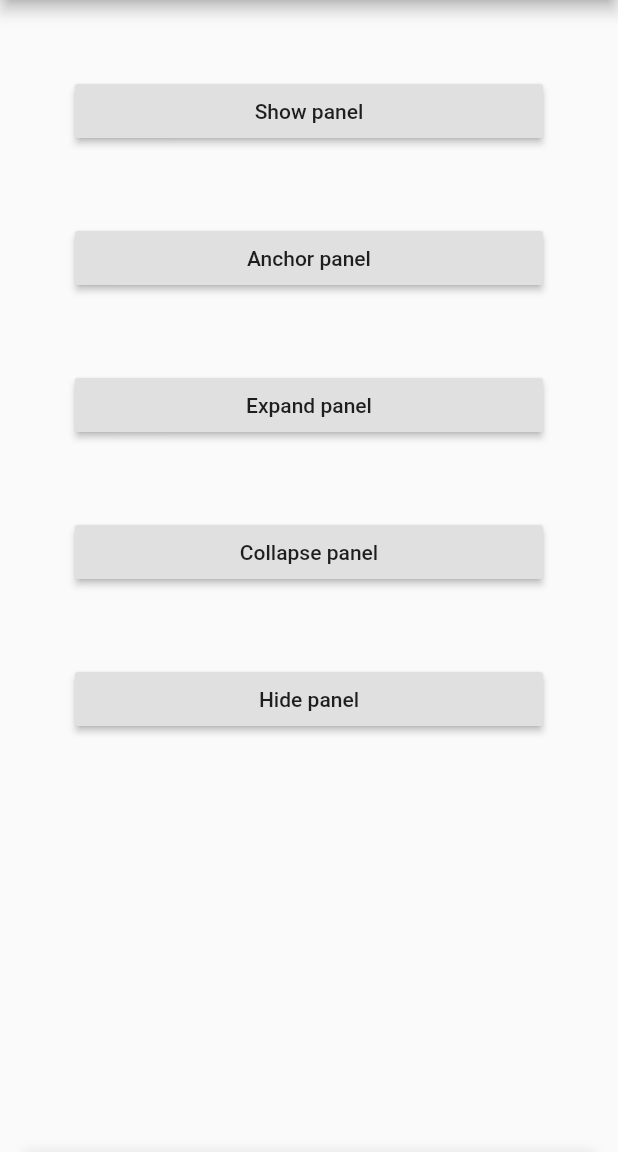
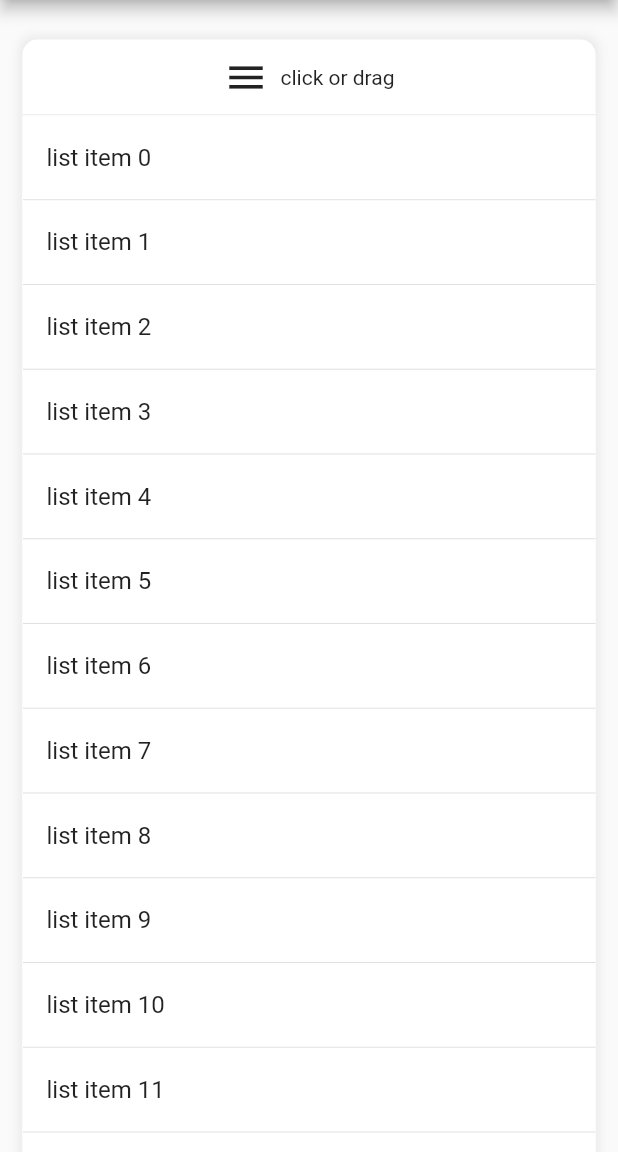
Before and after one commit to JackJonson/flutter_sliding_up_panel, a Flutter app: the screen it shows after launch, after a tap on "Hide panel", on a phone screen of 412 x 824 dp, the part 84-1236 px from its top. Run offline on Flutter 3.47's test engine with Material 2 defaults, Android fonts, the phone set to English and light mode, and no system bars.

Commit message:
feature: Add upperBound and minimumBound to control the maximum and minimum height of the panel.

```diff
--- a/example/lib/main.dart
+++ b/example/lib/main.dart
@@ -103,7 +103,7 @@ class _MyHomePageState extends State<MyHomePage> {
                 Padding(
                   padding: EdgeInsets.only(top: 50.0),
                 ),
-                RaisedButton(
+                ElevatedButton(
                   child: Text('Show panel'),
                   onPressed: () {
                     panelController.expand();
@@ -112,7 +112,7 @@ class _MyHomePageState extends State<MyHomePage> {
                 Padding(
                   padding: EdgeInsets.only(top: 50.0),
                 ),
-                RaisedButton(
+                ElevatedButton(
                   child: Text('Anchor panel'),
                   onPressed: () {
                     panelController.anchor();
@@ -121,7 +121,7 @@ class _MyHomePageState extends State<MyHomePage> {
                 Padding(
                   padding: EdgeInsets.only(top: 50.0),
                 ),
-                RaisedButton(
+                ElevatedButton(
                   child: Text('Expand panel'),
                   onPressed: () {
                     panelController.expand();
@@ -130,7 +130,7 @@ class _MyHomePageState extends State<MyHomePage> {
                 Padding(
                   padding: EdgeInsets.only(top: 50.0),
                 ),
-                RaisedButton(
+                ElevatedButton(
                   child: Text('Collapse panel'),
                   onPressed: () {
                     panelController.collapse();
@@ -139,7 +139,7 @@ class _MyHomePageState extends State<MyHomePage> {
                 Padding(
                   padding: EdgeInsets.only(top: 50.0),
                 ),
-                RaisedButton(
+                ElevatedButton(
                   child: Text('Hide panel'),
                   onPressed: () {
                     panelController.hide();
@@ -221,6 +221,8 @@ class _MyHomePageState extends State<MyHomePage> {
           ),
           controlHeight: 50.0,
           anchor: 0.4,
+          upperBound: 0.9,
+          minimumBound: 0.4,
           panelController: panelController,
           onTap: () {
             ///Customize the processing logic
--- a/lib/sliding_up_panel_widget.dart
+++ b/lib/sliding_up_panel_widget.dart
@@ -80,6 +80,12 @@ class SlidingUpPanelWidget extends StatefulWidget {
   /// Anchor
   final double anchor;
 
+  /// The maximum height of the panel
+  final double upperBound;
+
+  /// The minimum height of the panel
+  final double minimumBound;
+
   /// Drag down listener
   final OnSlidingUpPanelDragDown? dragDown;
 
@@ -106,6 +112,8 @@ class SlidingUpPanelWidget extends StatefulWidget {
     this.elevation = 0.0,
     this.panelStatus = SlidingUpPanelStatus.collapsed,
     this.anchor = 0.5,
+    this.upperBound = 1.0,
+    this.minimumBound = 0.0,
     this.dragDown,
     this.dragCancel,
     this.dragStart,
@@ -153,9 +161,10 @@ class _SlidingUpPanelWidgetState extends State<SlidingUpPanelWidget>
 
   double collapseFraction = 0.0;
 
+  double minimumBound = 0.0;
+
   @override
   void initState() {
-    upperBound = 1.0;
     widget.panelController.addListener(handlePanelStatusChanged);
     if (widget.animationController == null) {
       _animationController =
@@ -171,13 +180,18 @@ class _SlidingUpPanelWidgetState extends State<SlidingUpPanelWidget>
       ),
     );
     super.initState();
-    WidgetsBinding.instance!.addPostFrameCallback((_) => _initData(context));
+    WidgetsBinding.instance.addPostFrameCallback((_) => _initData(context));
   }
 
   void _initData(BuildContext context) {
-    collapseFraction =
-        widget.controlHeight / MediaQuery.of(context).size.height;
-    anchorFraction = widget.anchor * upperBound;
+    upperBound = widget.upperBound;
+    minimumBound = widget.minimumBound;
+    collapseFraction = minimumBound;
+    if (minimumBound > widget.anchor * upperBound) {
+      anchorFraction = minimumBound;
+    } else {
+      anchorFraction = widget.anchor * upperBound;
+    }
 
     widget.panelController.value = widget.panelStatus;
     switch (widget.panelController.status) {
@@ -188,10 +202,10 @@ class _SlidingUpPanelWidgetState extends State<SlidingUpPanelWidget>
         _animationController.value = collapseFraction;
         break;
       case SlidingUpPanelStatus.expanded:
-        _animationController.value = 1.0;
+        _animationController.value = upperBound;
         break;
       case SlidingUpPanelStatus.hidden:
-        _animationController.value = 0.0;
+        _animationController.value = minimumBound;
         break;
       default:
         _animationController.value = collapseFraction;
@@ -329,7 +343,7 @@ class _SlidingUpPanelWidgetState extends State<SlidingUpPanelWidget>
 
   ///Expand the panel
   void expand() {
-    _animationController.animateTo(1.0,
+    _animationController.animateTo(upperBound,
         curve: Curves.linearToEaseOut, duration: _kSlidingUpPanelDuration);
     widget.panelController.value = SlidingUpPanelStatus.expanded;
     widget.onStatusChanged?.call(widget.panelController.status);
@@ -345,7 +359,7 @@ class _SlidingUpPanelWidgetState extends State<SlidingUpPanelWidget>
 
   ///Hide the panel
   void hide() {
-    _animationController.animateTo(0.0,
+    _animationController.animateTo(0,
         curve: Curves.linearToEaseOut, duration: _kSlidingUpPanelDuration);
     widget.panelController.value = SlidingUpPanelStatus.hidden;
     widget.onStatusChanged?.call(widget.panelController.status);
```
Also changed, not shown: example/pubspec.lock, pubspec.lock, 7 other files.
